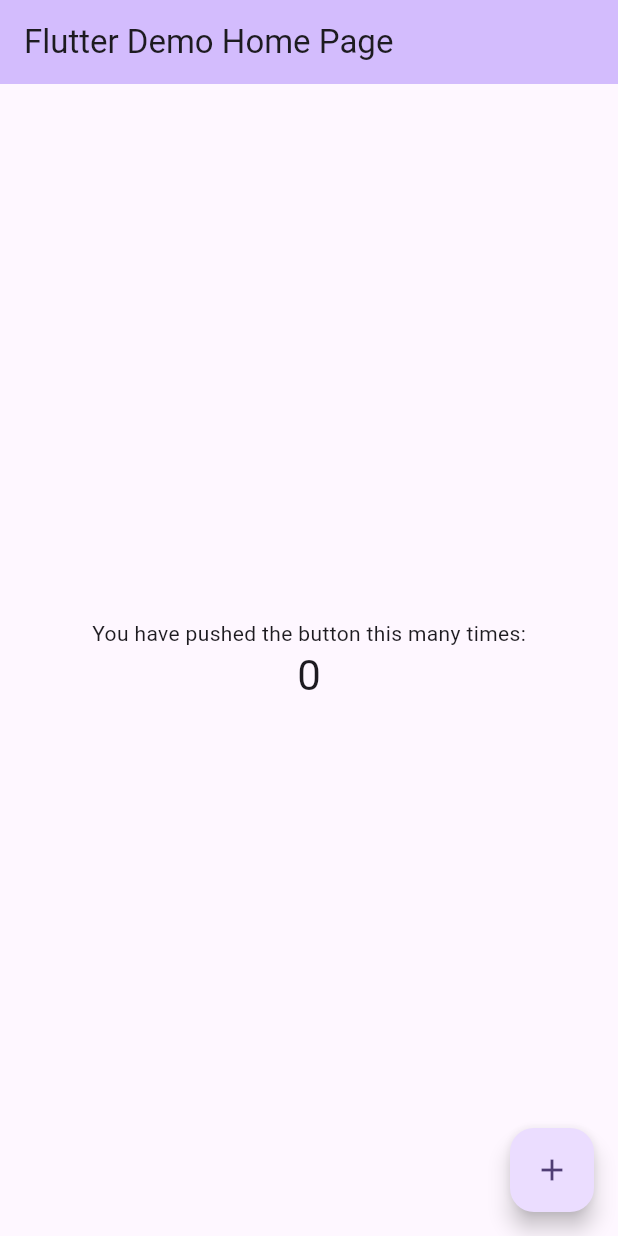
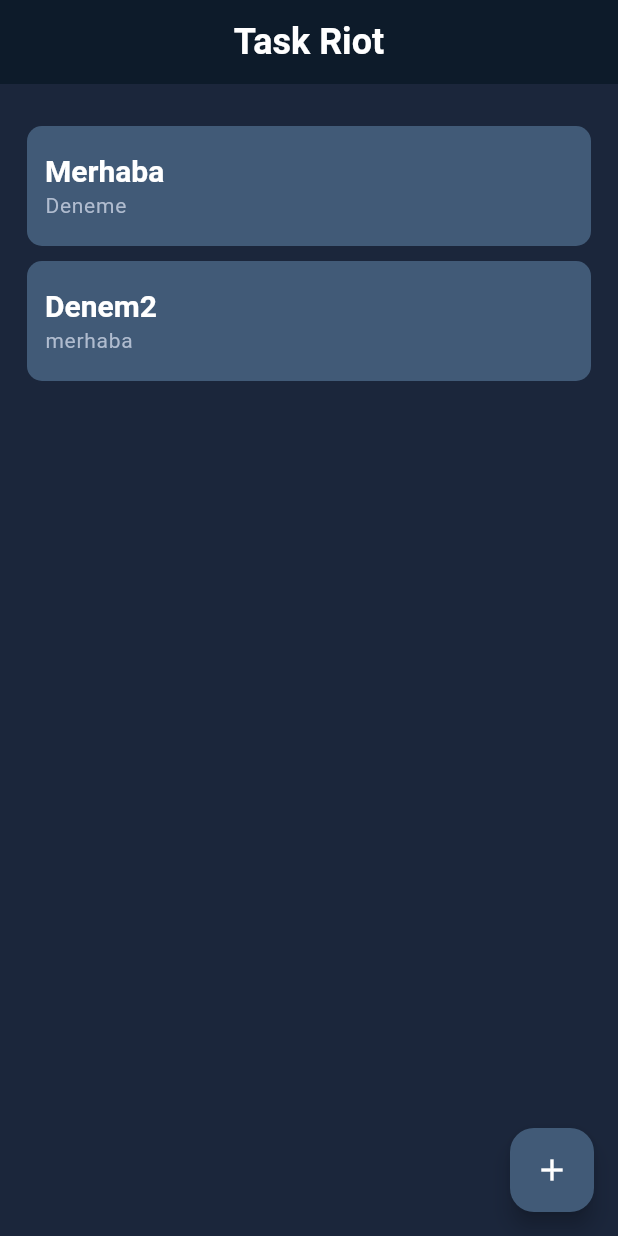
Before and after one commit to pamiracar/Task-Riot, a Flutter app: the screen it shows after launch, on a phone screen of 412 x 824 dp. Run offline on Flutter 3.47's test engine with Material 3 defaults, Android fonts, the phone set to English and light mode, and no system bars.

Commit message:
some new changes

```diff
--- a/lib/main.dart
+++ b/lib/main.dart
@@ -1,122 +1,19 @@
 import 'package:flutter/material.dart';
+import 'package:task_riot/pages/main_page.dart';
+import 'package:task_riot/theme.dart';
 
-void main() {
-  runApp(const MyApp());
-}
+void main() => runApp(const MyApp());
 
 class MyApp extends StatelessWidget {
   const MyApp({super.key});
 
-  // This widget is the root of your application.
   @override
   Widget build(BuildContext context) {
     return MaterialApp(
-      title: 'Flutter Demo',
-      theme: ThemeData(
-        // This is the theme of your application.
-        //
-        // TRY THIS: Try running your application with "flutter run". You'll see
-        // the application has a purple toolbar. Then, without quitting the app,
-        // try changing the seedColor in the colorScheme below to Colors.green
-        // and then invoke "hot reload" (save your changes or press the "hot
-        // reload" button in a Flutter-supported IDE, or press "r" if you used
-        // the command line to start the app).
-        //
-        // Notice that the counter didn't reset back to zero; the application
-        // state is not lost during the reload. To reset the state, use hot
-        // restart instead.
-        //
-        // This works for code too, not just values: Most code changes can be
-        // tested with just a hot reload.
-        colorScheme: ColorScheme.fromSeed(seedColor: Colors.deepPurple),
-      ),
-      home: const MyHomePage(title: 'Flutter Demo Home Page'),
+      theme: monoDarkBlueTheme,
+      debugShowCheckedModeBanner: false,
+      title: 'Material App',
+      home: MainPage(),
     );
   }
 }
-
-class MyHomePage extends StatefulWidget {
-  const MyHomePage({super.key, required this.title});
-
-  // This widget is the home page of your application. It is stateful, meaning
-  // that it has a State object (defined below) that contains fields that affect
-  // how it looks.
-
-  // This class is the configuration for the state. It holds the values (in this
-  // case the title) provided by the parent (in this case the App widget) and
-  // used by the build method of the State. Fields in a Widget subclass are
-  // always marked "final".
-
-  final String title;
-
-  @override
-  State<MyHomePage> createState() => _MyHomePageState();
-}
-
-class _MyHomePageState extends State<MyHomePage> {
-  int _counter = 0;
-
-  void _incrementCounter() {
-    setState(() {
-      // This call to setState tells the Flutter framework that something has
-      // changed in this State, which causes it to rerun the build method below
-      // so that the display can reflect the updated values. If we changed
-      // _counter without calling setState(), then the build method would not be
-      // called again, and so nothing would appear to happen.
-      _counter++;
-    });
-  }
-
-  @override
-  Widget build(BuildContext context) {
-    // This method is rerun every time setState is called, for instance as done
-    // by the _incrementCounter method above.
-    //
-    // The Flutter framework has been optimized to make rerunning build methods
-    // fast, so that you can just rebuild anything that needs updating rather
-    // than having to individually change instances of widgets.
-    return Scaffold(
-      appBar: AppBar(
-        // TRY THIS: Try changing the color here to a specific color (to
-        // Colors.amber, perhaps?) and trigger a hot reload to see the AppBar
-        // change color while the other colors stay the same.
-        backgroundColor: Theme.of(context).colorScheme.inversePrimary,
-        // Here we take the value from the MyHomePage object that was created by
-        // the App.build method, and use it to set our appbar title.
-        title: Text(widget.title),
-      ),
-      body: Center(
-        // Center is a layout widget. It takes a single child and positions it
-        // in the middle of the parent.
-        child: Column(
-          // Column is also a layout widget. It takes a list of children and
-          // arranges them vertically. By default, it sizes itself to fit its
-          // children horizontally, and tries to be as tall as its parent.
-          //
-          // Column has various properties to control how it sizes itself and
-          // how it positions its children. Here we use mainAxisAlignment to
-          // center the children vertically; the main axis here is the vertical
-          // axis because Columns are vertical (the cross axis would be
-          // horizontal).
-          //
-          // TRY THIS: Invoke "debug painting" (choose the "Toggle Debug Paint"
-          // action in the IDE, or press "p" in the console), to see the
-          // wireframe for each widget.
-          mainAxisAlignment: MainAxisAlignment.center,
-          children: <Widget>[
-            const Text('You have pushed the button this many times:'),
-            Text(
-              '$_counter',
-              style: Theme.of(context).textTheme.headlineMedium,
-            ),
-          ],
-        ),
-      ),
-      floatingActionButton: FloatingActionButton(
-        onPressed: _incrementCounter,
-        tooltip: 'Increment',
-        child: const Icon(Icons.add),
-      ), // This trailing comma makes auto-formatting nicer for build methods.
-    );
-  }
-}
--- /dev/null
+++ b/lib/pages/main_page.dart
@@ -0,0 +1,128 @@
+import 'package:flutter/material.dart';
+import 'package:task_riot/theme.dart';
+import 'package:task_riot/todo.dart';
+
+class MainPage extends StatefulWidget {
+  const MainPage({super.key});
+
+  @override
+  State<MainPage> createState() => _MainPageState();
+}
+
+class _MainPageState extends State<MainPage> {
+  List<Todo> todos = [
+    Todo(title: "Merhaba", text: "Deneme"),
+    Todo(title: "Denem2", text: "merhaba"),
+  ];
+
+  @override
+  Widget build(BuildContext context) {
+    return Scaffold(
+      backgroundColor: Theme.of(context).scaffoldBackgroundColor,
+      appBar: AppBar(title: Text("Task Riot")),
+      floatingActionButton: FloatingActionButton(
+        onPressed: add,
+
+        child: Icon(Icons.add),
+      ),
+      body: Padding(
+        padding: const EdgeInsets.all(18.0),
+        child: ListView.builder(
+          itemBuilder: (BuildContext context, int index) {
+            return Column(
+              children: [
+                SizedBox(height: 10,),
+                Dismissible(
+                  key: UniqueKey(),
+                  onDismissed: (direction) => onDismissed(),
+                  background: Container(
+                    decoration: BoxDecoration(
+                      borderRadius: BorderRadius.circular(10),
+                      color: Theme.of(context).colorScheme.errorContainer,
+                    ),
+                    alignment: Alignment.centerRight,
+                    padding: EdgeInsets.only(right: 20),
+                    child: Icon(
+                      Icons.delete_forever_outlined,
+                    ),
+                  ),
+                  confirmDismiss: (direction) async {
+                    return await showDialog(
+                      context: context,
+                      builder: (context) {
+                        return AlertDialog(
+                          title: const Text("Delete Todo"),
+                          content: const Text("Are you sure you want to delete?"),
+                          actions: [
+                            TextButton(
+                              onPressed: () {
+                                Navigator.of(context).pop(false);
+                              },
+                              child: Text("Cancel"),
+                            ),
+                            TextButton(
+                              onPressed: () {
+                                Navigator.of(context).pop(true);
+                              },
+                              child: Text(
+                                "Delete",
+                                style: TextStyle(
+                                  color: Theme.of(context).colorScheme.error,
+                                ),
+                              ),
+                            ),
+                          ],
+                        );
+                      },
+                    );
+                  },
+                  direction: DismissDirection.endToStart,
+                  child: Column(
+                    children: [
+                      Container(
+                        width: MediaQuery.of(context).size.width,
+                        height: 80,
+                        decoration: BoxDecoration(
+                          color: Theme.of(context).cardColor,
+                          borderRadius: BorderRadius.circular(10),
+                        ),
+                        child: Padding(
+                          padding: const EdgeInsets.all(12.0),
+                          child: Column(
+                            crossAxisAlignment: CrossAxisAlignment.start,
+                            mainAxisAlignment: MainAxisAlignment.center,
+                            children: [
+                              Text(
+                                todos[index].title,
+                                style: Theme.of(context).textTheme.headlineSmall,
+                                overflow: TextOverflow.ellipsis,
+                                maxLines: 1,
+                                softWrap: false,
+                              ),
+                              Text(
+                                todos[index].text,
+                                style: Theme.of(context).textTheme.labelMedium,
+                                overflow: TextOverflow.ellipsis,
+                                maxLines: 1,
+                                softWrap: false,
+                              ),
+                            ],
+                          ),
+                        ),
+                      ),
+                    ],
+                  ),
+                ),
+              ],
+            );
+          },
+          itemCount: todos.length,
+        ),
+      ),
+    );
+  }
+
+  void add() {}
+
+  void onDismissed() {}
+}
--- /dev/null
+++ b/lib/pages/settings_page.dart
@@ -0,0 +1,10 @@
+import 'package:flutter/material.dart';
+
+class SettingsPage extends StatelessWidget {
+  const SettingsPage({super.key});
+
+  @override
+  Widget build(BuildContext context) {
+    return const Placeholder();
+  }
+}
--- /dev/null
+++ b/lib/theme.dart
@@ -0,0 +1,52 @@
+import 'package:flutter/material.dart';
+
+final ThemeData monoDarkBlueTheme = ThemeData(
+  brightness: Brightness.dark,
+  colorScheme: ColorScheme.dark(error: Color(0xFFB00020)),
+  primaryColor: Color(0xFF0D1B2A),
+  scaffoldBackgroundColor: Color(0xFF1B263B),
+  appBarTheme: AppBarTheme(
+    backgroundColor: Color(0xFF0D1B2A),
+    foregroundColor: Colors.white,
+    centerTitle: true,
+    elevation: 0,
+  ),
+  floatingActionButtonTheme: FloatingActionButtonThemeData(
+    backgroundColor: Color(0xFF415A77),
+    foregroundColor: Colors.white,
+  ),
+  textTheme: TextTheme(
+    bodyLarge: TextStyle(color: Colors.white, fontSize: 16),
+    bodyMedium: TextStyle(color: Colors.white70, fontSize: 14),
+    titleLarge: TextStyle(
+      fontWeight: FontWeight.bold,
+      fontSize: 24,
+      color: Colors.white,
+    ),
+    headlineSmall: TextStyle(
+      color: Colors.white,
+      fontSize: 20,
+      fontWeight: FontWeight.bold,
+    ),
+    labelMedium: TextStyle(
+      color: Color(0xFFB0BCCF), // softer bluish-white tone
+      fontSize: 14,
+      fontWeight: FontWeight.w400,
+    ),
+  ),
+  cardColor: Color(0xFF415A77),
+  iconTheme: IconThemeData(color: Colors.white70),
+  textButtonTheme: TextButtonThemeData(
+    style: TextButton.styleFrom(
+      foregroundColor: Color(
+        0xFFB0BCCF,
+      ), // cancel gibi şeyler için yumuşak mavi-gri
+      textStyle: TextStyle(fontWeight: FontWeight.w500),
+    ),
+  ),
+  listTileTheme: ListTileThemeData(
+    tileColor: Color(0xFF415A77),
+    textColor: Colors.white,
+    iconColor: Colors.white,
+  ),
+);
--- /dev/null
+++ b/lib/todo.dart
@@ -0,0 +1,8 @@
+class Todo {
+  late final String title;
+  late final String text;
+
+  Todo({required this.title, required this.text});
+
+
+}
```
Also changed, not shown: lib/services/shared_prefences_service.dart (added), 2 other files.
